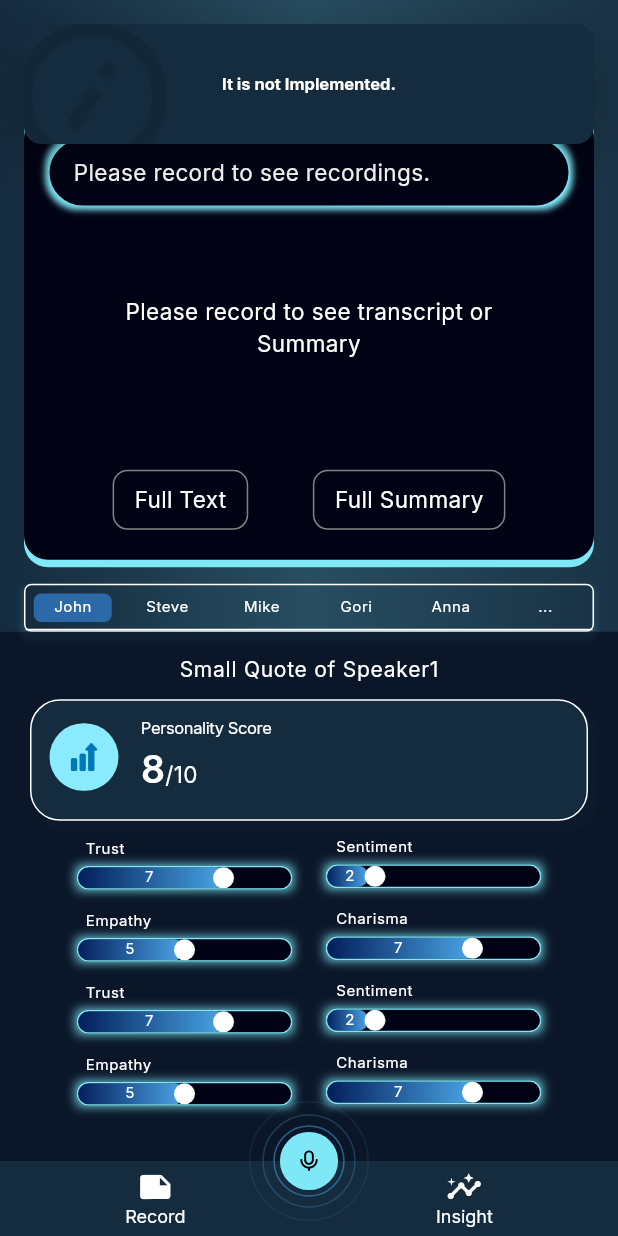
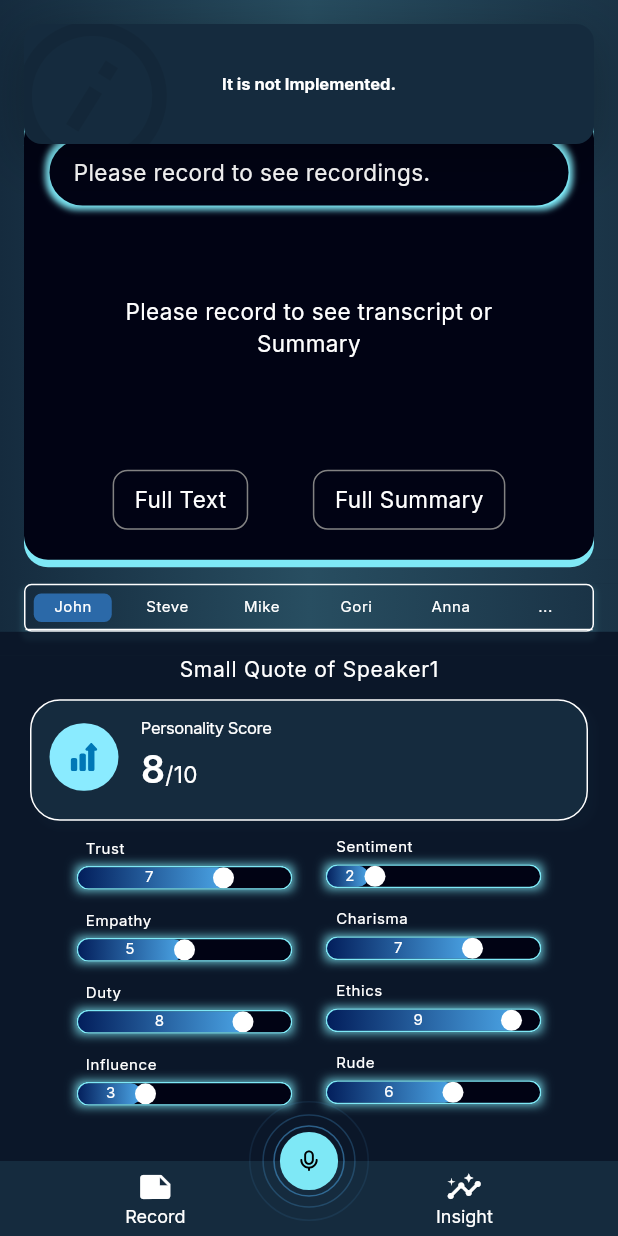
Before and after one commit to brb-dev/Personify, a Flutter app: the IndRecordScreen screen opened by its route, after a tap on "Record", on a phone screen of 412 x 824 dp. Run offline on Flutter 3.47's test engine with Material 3 defaults, Android fonts, the phone set to English and light mode, and no system bars; drawn by our look-alikes of top_snackbar_flutter; our stand-ins replace auto_route, cached_network_image, dartz, firebase_auth, firebase_core, firebase_remote_config and 8 more; missing offline and left inert: audio_waveforms, dart_openai, deepgram_speech_to_text; accounts and stored records are empty; network calls fail; project files that could hold a hidden picture were left out.

Commit message:
Code Refactoring

```diff
--- a/lib/application/ind_record/ind_record_bloc.dart
+++ b/lib/application/ind_record/ind_record_bloc.dart
@@ -52,6 +52,15 @@ class IndRecordBloc extends Bloc<IndRecordEvent, IndRecordState> {
         );
       },
       fetchTranscript: (value) async {
+        if (state.transcript.transcript.isNotEmpty) {
+          emit(
+            state.copyWith(
+              apiFailureOrSuccessOption: none(),
+              tappedButton: TappedButton.fullText,
+            ),
+          );
+          return;
+        }
         emit(
           state.copyWith(
             isTranscriptFetching: true,
@@ -80,11 +89,19 @@ class IndRecordBloc extends Bloc<IndRecordEvent, IndRecordState> {
                 tappedButton: TappedButton.fullText,
               ),
             );
-            add(const IndRecordEvent.fetchData());
           },
         );
       },
       fetchSummary: (value) async {
+        if (state.transcript.summary.isNotEmpty) {
+          emit(
+            state.copyWith(
+              apiFailureOrSuccessOption: none(),
+              tappedButton: TappedButton.fullSummary,
+            ),
+          );
+          return;
+        }
         emit(
           state.copyWith(
             isSummaryFetching: true,
--- a/lib/infrastructure/ind_record/dtos/transcript_dto.dart
+++ b/lib/infrastructure/ind_record/dtos/transcript_dto.dart
@@ -10,10 +10,9 @@ class TranscriptDto with _$TranscriptDto {
   const TranscriptDto._();
 
   const factory TranscriptDto({
-    @JsonKey(name: 'results', readValue: readTranscript, defaultValue: '')
+    @JsonKey(name: 'transcript', readValue: readTranscript, defaultValue: '')
     required String transcript,
-    @JsonKey(name: 'summary', readValue: readTranscript, defaultValue: '')
-    required String summary,
+    @JsonKey(name: 'summary', defaultValue: '') required String summary,
   }) = _TranscriptDto;
 
   Transcript toDomain() {
--- a/lib/infrastructure/ind_record/repository/ind_record_repository.dart
+++ b/lib/infrastructure/ind_record/repository/ind_record_repository.dart
@@ -47,6 +47,15 @@ class IndRecordRepository implements IIndRecordRepository {
     required File audioFile,
     required String datagrapApiKey,
   }) async {
+    if (config.appFlavor == Flavor.mock) {
+      try {
+        final record = await localDataSource.fetchTranscript();
+
+        return Right(record);
+      } catch (e) {
+        return Left(FailureHandler.handleFailure(e));
+      }
+    }
     try {
       final record = await remoteDataSource.fetchTranscript(
         audioFile: audioFile,
@@ -64,6 +73,15 @@ class IndRecordRepository implements IIndRecordRepository {
     required String transcript,
     required String opeAIApiKey,
   }) async {
+    if (config.appFlavor == Flavor.mock) {
+      try {
+        final record = await localDataSource.fetchSummary();
+
+        return Right(record);
+      } catch (e) {
+        return Left(FailureHandler.handleFailure(e));
+      }
+    }
     try {
       final summary = await remoteDataSource.fetchSummary(
         transcript: transcript,
--- /dev/null
+++ b/lib/presentation/core/constants/string_constant.dart
@@ -0,0 +1,22 @@
+abstract class StringConstants {
+  static const String appBarTitle = 'Chat about China';
+  static const String errorInFetchingSpeakerData =
+      'Error in fetching Speaker Data';
+  static const String dataIsGettingFetched = 'Data is getting fetched';
+  static const String noDataPresent = 'No Data Present';
+  static const String itIsNotImplemented = 'It is not Implemented.';
+  static const String record = 'Record';
+  static const String insight = 'Insight';
+  static const String pleaseRecord =
+      'Please record to see transcript or Summary';
+  static const String showMore = 'Show more';
+  static const String showLess = ' Show less';
+  static const String errorFetchingTranscript =
+      'Error in fetching Transcript from Datagram API';
+  static const String fullText = 'Full Text';
+  static const String fullSummary = 'Full Summary';
+  static const String pleaseRecordToSeeRecordings =
+      'Please record to see recordings.';
+  static const String personalityScore = 'Personality Score';
+  static const String smallQuote = 'Small Quote of Speaker1';
+}
--- a/lib/presentation/home/ind_record_screen.dart
+++ b/lib/presentation/home/ind_record_screen.dart
@@ -12,8 +12,10 @@ import '../../application/auth/auth_bloc.dart';
 import '../../application/core/player/player_bloc.dart' as player;
 import '../../application/ind_record/ind_record_bloc.dart';
 import '../../domain/ind_record/entities/ind_record_entity.dart';
+import '../../domain/ind_record/entities/speaker_details_entity.dart';
 import '../core/app_asset.dart';
-import '../core/constants.dart';
+import '../core/constants/constants.dart';
+import '../core/constants/string_constant.dart';
 import '../core/widgets/buttons/custom_icon_button.dart';
 import '../core/widgets/buttons/outline_gradient_button.dart';
 import '../core/widgets/custom_image_view.dart';
@@ -38,7 +40,7 @@ class IndRecordScreen extends StatelessWidget {
   Widget build(BuildContext context) {
     return Scaffold(
       appBar: AppBar(
-        title: const Text('Chat about China'),
+        title: const Text(StringConstants.appBarTitle),
         centerTitle: true,
         automaticallyImplyLeading: false,
         backgroundColor: Theme.of(context).colorScheme.onInverseSurface,
@@ -77,7 +79,7 @@ class IndRecordScreen extends StatelessWidget {
                     showTopSnackBar(
                       Overlay.of(context),
                       const CustomSnackBar.error(
-                        message: 'Error in fetching Speaker Data',
+                        message: StringConstants.errorInFetchingSpeakerData,
                       ),
                     );
                   },
@@ -90,7 +92,7 @@ class IndRecordScreen extends StatelessWidget {
             builder: (context, state) {
               return state.isFetching
                   ? const LoadingWidget(
-                      msg: 'Data is getting fetched',
+                      msg: StringConstants.dataIsGettingFetched,
                       icon: Icon(
                         Icons.person,
                       ),
@@ -104,7 +106,8 @@ class IndRecordScreen extends StatelessWidget {
                                   begin: Alignment.centerLeft,
                                   end: Alignment.centerRight,
                                   colors: Constants.linearGradientColorSet1(
-                                      context: context),
+                                    context: context,
+                                  ),
                                 ),
                               ),
                               height: 16,
@@ -121,22 +124,21 @@ class IndRecordScreen extends StatelessWidget {
                                 color: Theme.of(context)
                                     .primaryColor
                                     .withOpacity(0.5),
-                                child: const TabBarView(
-                                  children: [
-                                    _IndTabSection(),
-                                    _IndTabSection(),
-                                    _IndTabSection(),
-                                    _IndTabSection(),
-                                    _IndTabSection(),
-                                    _IndTabSection(),
-                                  ],
+                                child: TabBarView(
+                                  children: state.data.speakers
+                                      .map(
+                                        (e) => _IndTabSection(
+                                          speaker: e,
+                                        ),
+                                      )
+                                      .toList(),
                                 ),
                               ),
                             ),
                           ],
                         )
                       : const Center(
-                          child: Text('No Data Present'),
+                          child: Text(StringConstants.noDataPresent),
                         );
             },
           ),
@@ -157,11 +159,19 @@ class _FloatingActionButton extends StatelessWidget {
           previous.isRecording != current.isRecording,
       builder: (context, state) {
         return GestureDetector(
-          onTap: () => context.read<player.PlayerBloc>().add(
-                player.PlayerEvent.changeRecordingStatus(
-                  status: !state.isRecording,
-                ),
-              ),
+          onTap: () {
+            if (!state.isRecording) {
+              context.read<IndRecordBloc>().add(
+                    const IndRecordEvent.init(),
+                  );
+            }
+
+            context.read<player.PlayerBloc>().add(
+                  player.PlayerEvent.changeRecordingStatus(
+                    status: !state.isRecording,
+                  ),
+                );
+          },
           child: CustomImageView(
             imagePath:
                 state.isRecording ? AppAssets.stopIcon : AppAssets.mikeIcon,
@@ -179,7 +189,7 @@ class _BottomNav extends StatelessWidget {
         Overlay.of(context),
         CustomSnackBar.info(
           backgroundColor: Theme.of(context).colorScheme.scrim,
-          message: 'It is not Implemented.',
+          message: StringConstants.itIsNotImplemented,
           textStyle: Theme.of(context).textTheme.headlineLarge!,
         ),
       );
@@ -205,7 +215,7 @@ class _BottomNav extends StatelessWidget {
                 children: [
                   const Icon(Icons.note),
                   Text(
-                    'Record',
+                    StringConstants.record,
                     style: Theme.of(context).textTheme.headlineSmall,
                   ),
                 ],
@@ -217,7 +227,7 @@ class _BottomNav extends StatelessWidget {
                 children: [
                   const Icon(Icons.insights),
                   Text(
-                    'Insight',
+                    StringConstants.insight,
                     style: Theme.of(context).textTheme.headlineSmall,
                   ),
                 ],
--- a/lib/presentation/home/widgets/highlight_section.dart
+++ b/lib/presentation/home/widgets/highlight_section.dart
@@ -63,8 +63,8 @@ class _HighlightSection extends StatelessWidget {
                 trimLines: 2,
                 colorClickableText:
                     Theme.of(context).colorScheme.inversePrimary,
-                trimCollapsedText: 'Show more',
-                trimExpandedText: '...Show less',
+                trimCollapsedText: StringConstants.showMore,
+                trimExpandedText: StringConstants.showLess,
                 lessStyle: Theme.of(context).textTheme.labelMedium,
                 moreStyle: Theme.of(context).textTheme.labelMedium,
                 style: Theme.of(context).textTheme.headlineSmall,
--- a/lib/presentation/home/widgets/ind_tab_section.dart
+++ b/lib/presentation/home/widgets/ind_tab_section.dart
@@ -1,7 +1,12 @@
 part of '../ind_record_screen.dart';
 
 class _IndTabSection extends StatelessWidget {
-  const _IndTabSection({super.key});
+  const _IndTabSection({
+    super.key,
+    required this.speaker,
+  });
+
+  final SpeakerDetails speaker;
 
   @override
   Widget build(BuildContext context) {
@@ -12,10 +17,14 @@ class _IndTabSection extends StatelessWidget {
           left: 20,
           right: 20,
         ),
-        child: Column(
+        child: BlocBuilder<IndRecordBloc, IndRecordState>(
+            buildWhen: (previous, current) =>
+                previous.isFetching != current.isFetching,
+            builder: (context, state) {
+              return Column(
                 children: [
                   Text(
-              'Small Quote of Speaker1',
+                    StringConstants.smallQuote,
                     style: Theme.of(context).textTheme.labelMedium?.copyWith(
                           color: Theme.of(context).canvasColor,
                         ),
@@ -23,23 +32,26 @@ class _IndTabSection extends StatelessWidget {
                   const SizedBox(height: 10),
                   const _PersonalityScore(),
                   const SizedBox(height: 10),
-            for (var i = 0; i < _emotionData.length; i = i + 2)
+                  for (var i = 0;
+                      i < speaker.emotionMap.entries.length;
+                      i = i + 2)
                     _PersonalityRowItem(
-                data1: _emotionData[i],
-                data2:
-                    _emotionData.length % 2 != 0 && i == _emotionData.length - 1
+                      map1: speaker.emotionMap.entries.elementAt(i),
+                      map2: speaker.emotionMap.entries.length % 2 != 0 &&
+                              i == speaker.emotionMap.entries.length - 1
                           ? null
-                        : _emotionData[i + 1],
+                          : speaker.emotionMap.entries.elementAt(i + 1),
                     ),
-            ..._highlightData.map(
+                  ...speaker.highlightMap.entries.map(
                     (e) => _HighlightSection(
-                title: e.title,
-                answer: e.answer,
+                      title: e.key,
+                      answer: e.value,
                     ),
                   ),
                   const SizedBox(height: 20),
                 ],
-        ),
+              );
+            }),
       ),
     );
   }
@@ -47,11 +59,11 @@ class _IndTabSection extends StatelessWidget {
 
 class _PersonalityRowItem extends StatelessWidget {
   const _PersonalityRowItem({
-    required this.data1,
-    this.data2,
+    required this.map1,
+    this.map2,
   });
-  final _Data data1;
-  final _Data? data2;
+  final MapEntry map1;
+  final MapEntry? map2;
   @override
   Widget build(BuildContext context) {
     return Column(
@@ -60,13 +72,13 @@ class _PersonalityRowItem extends StatelessWidget {
           mainAxisAlignment: MainAxisAlignment.center,
           children: [
             _EmotionIndicator(
-              title: data1.title,
-              rating: data1.rating,
+              title: map1.key,
+              rating: map1.value,
             ),
-            data2 != null
+            map2 != null
                 ? _EmotionIndicator(
-                    title: data2!.title,
-                    rating: data2!.rating,
+                    title: map2!.key,
+                    rating: map2!.value,
                     isLeft: false,
                   )
                 : Container(
@@ -82,52 +94,3 @@ class _PersonalityRowItem extends StatelessWidget {
     );
   }
 }
-
-List<_Data> get _emotionData => [
-      _Data(title: 'Trust', rating: '7'),
-      _Data(title: 'Sentiment', rating: '2'),
-      _Data(title: 'Empathy', rating: '5'),
-      _Data(title: 'Charisma', rating: '7'),
-      _Data(title: 'Trust', rating: '7'),
-      _Data(title: 'Sentiment', rating: '2'),
-      _Data(title: 'Empathy', rating: '5'),
-      _Data(title: 'Charisma', rating: '7'),
-    ];
-
-class _Data {
-  final String title;
-  final String rating;
-  _Data({
-    required this.title,
-    required this.rating,
-  });
-}
-
-List<_HighlightData> get _highlightData => [
-      _HighlightData(
-        title: 'Quotes reflecting attitude towards me',
-        answer: 'Quotes: here will be a set of quotes',
-      ),
-      _HighlightData(
-        title: 'Conclusion',
-        answer:
-            'First, speaker mentioned he keeps a healthy lifestyle, but he likes alcohol as well as well asss',
-      ),
-      _HighlightData(
-        title: 'Favorite topics and interests',
-        answer: 'Sport. Speaker mentioned he likes a golf...',
-      ),
-      _HighlightData(
-          title: 'Least favorite topics',
-          answer:
-              'First, speaker mentioned he keeps a healthy lifestyle, but he likes alcohol as well...'),
-    ];
-
-class _HighlightData {
-  final String title;
-  final String answer;
-  _HighlightData({
-    required this.title,
-    required this.answer,
-  });
-}
--- a/lib/presentation/home/widgets/personality_score.dart
+++ b/lib/presentation/home/widgets/personality_score.dart
@@ -53,7 +53,7 @@ class _PersonalityScore extends StatelessWidget {
               crossAxisAlignment: CrossAxisAlignment.start,
               children: [
                 Text(
-                  "Personality Score",
+                  StringConstants.personalityScore,
                   style: Theme.of(context).textTheme.displayLarge,
                 ),
                 const SizedBox(height: 4),
--- a/lib/presentation/home/widgets/personality_score_result.dart
+++ b/lib/presentation/home/widgets/personality_score_result.dart
@@ -58,6 +58,7 @@ class _PersonalityScoreResultState extends State<_PersonalityScoreResult>
           ),
           textAlign: TextAlign.left,
         );
-        });
+      },
+    );
   }
 }
--- a/lib/presentation/home/widgets/play_audio.dart
+++ b/lib/presentation/home/widgets/play_audio.dart
@@ -181,7 +181,7 @@ class _PlayAudioState extends State<_PlayAudio> {
                                 right: 16,
                               ),
                               child: const Text(
-                                'Please record to see recordings.',
+                                StringConstants.pleaseRecordToSeeRecordings,
                                 textAlign: TextAlign.center,
                               ),
                             )
--- a/lib/presentation/home/widgets/tab_bar_section.dart
+++ b/lib/presentation/home/widgets/tab_bar_section.dart
@@ -46,7 +46,11 @@ class _TabBarSection extends StatelessWidget {
               ),
             ],
           ),
-          child: TabBar(
+          child: BlocBuilder<IndRecordBloc, IndRecordState>(
+            buildWhen: (previous, current) =>
+                previous.isFetching != current.isFetching,
+            builder: (context, state) {
+              return TabBar(
                 labelPadding: EdgeInsets.zero,
                 labelColor: Theme.of(context).canvasColor,
                 labelStyle: Theme.of(context).textTheme.bodySmall,
@@ -62,21 +66,20 @@ class _TabBarSection extends StatelessWidget {
                   ),
                 ),
                 indicatorSize: TabBarIndicatorSize.tab,
-            tabs: _speakerNames
+                tabs: state.data.speakers
                     .map(
                       (e) => Tab(
                         child: Text(
-                      e,
+                          e.displayName,
                         ),
                       ),
                     )
                     .toList(),
+              );
+            },
           ),
         ),
       ),
     );
   }
 }
-
-List<String> get _speakerNames =>
-    ['John', 'Steve', 'Mike', 'Gori', 'Anna', '...'];
--- a/lib/presentation/home/widgets/transcript_button.dart
+++ b/lib/presentation/home/widgets/transcript_button.dart
@@ -10,14 +10,24 @@ class _TranscriptButton extends StatelessWidget {
   Widget build(BuildContext context) {
     return BlocBuilder<IndRecordBloc, IndRecordState>(
       buildWhen: (previous, current) =>
-          previous.transcript.transcript != current.transcript.transcript,
+          previous.transcript.transcript != current.transcript.transcript ||
+          previous.transcript.summary != current.transcript.summary ||
+          previous.tappedButton != current.tappedButton,
       builder: (context, state) {
         return ElevatedButton(
           style: Theme.of(context).elevatedButtonTheme.style?.copyWith(
             side: MaterialStateProperty.resolveWith<BorderSide>(
               (_) {
                 return BorderSide(
-                  color: _borderColor(context: context, state: state),
+                  color: state.tappedButton == TappedButton.fullSummary &&
+                          !isFullText
+                      ? Theme.of(context).colorScheme.secondary
+                      : state.tappedButton == TappedButton.fullText &&
+                              isFullText
+                          ? Theme.of(context).colorScheme.secondary
+                          : state.tappedButton == TappedButton.none
+                              ? Theme.of(context).colorScheme.background
+                              : Theme.of(context).canvasColor,
                 );
               },
             ),
@@ -30,11 +40,11 @@ class _TranscriptButton extends StatelessWidget {
             ),
           ),
           onPressed: state.transcript.transcript.isEmpty ||
-                  state.transcript.summary.isEmpty
+                  state.isFetchingTranscriptOrSummary
               ? null
               : () => _handleButtonClick(context: context),
           child: Text(
-            isFullText ? 'Full Text' : 'Full Summary',
+            isFullText ? StringConstants.fullText : StringConstants.fullSummary,
             style: Theme.of(context).textTheme.bodyMedium,
           ),
         );
@@ -44,25 +54,19 @@ class _TranscriptButton extends StatelessWidget {
 
   void _handleButtonClick({required BuildContext context}) {
     if (isFullText) {
+      context.read<IndRecordBloc>().add(
+            IndRecordEvent.fetchTranscript(
+              datagramApiKey:
+                  context.read<AuthBloc>().state.user?.datagramKey ?? '',
+            ),
+          );
     } else {
-      context.read<IndRecordBloc>().add(IndRecordEvent.fetchSummary(
-          openAiApiKey: context.read<AuthBloc>().state.user?.openAIKey ?? ''));
+      context.read<IndRecordBloc>().add(
+            IndRecordEvent.fetchSummary(
+              openAiApiKey:
+                  context.read<AuthBloc>().state.user?.openAIKey ?? '',
+            ),
+          );
     }
   }
-
-  Color _borderColor({
-    required BuildContext context,
-    required IndRecordState state,
-  }) =>
-      isFullText
-          ? state.isFullTextTapped
-              ? Theme.of(context).colorScheme.secondary
-              : state.transcript.transcript.isEmpty
-                  ? Theme.of(context).colorScheme.background
-                  : Theme.of(context).canvasColor
-          : state.isFullSummaryTapped
-              ? Theme.of(context).colorScheme.secondary
-              : state.transcript.summary.isEmpty
-                  ? Theme.of(context).colorScheme.background
-                  : Theme.of(context).canvasColor;
 }
--- a/lib/presentation/home/widgets/transcript_section.dart
+++ b/lib/presentation/home/widgets/transcript_section.dart
@@ -7,7 +7,7 @@ class _TranscriptSection extends StatelessWidget {
     final width = MediaQuery.of(context).size.width;
     final a = width * 0.09;
     print('Width===>$width');
-    print('Length===>${_text.length}');
+    //print('Length===>${_text.length}');
     return Container(
       height: MediaQuery.of(context).size.height * 0.3 + 70,
       decoration: BoxDecoration(
@@ -66,9 +66,6 @@ class _TranscriptSection extends StatelessWidget {
     );
   }
 
-  String get _text =>
-      'Business partners discussed issues of supply disruptions from China. Ultimately they decided to find another supplier.Business partners discussed issues of supply disruptions from China. Ultimately they decided to find another supplier.Business partners discussed issues of supply disruptions from China. Ultimately they decided to find another supplier.Business partners discussed issues of supply disruptions from China. Ultimately they decided to find another supplier.Business partners discussed issues of supply disruptions from China. Ultimately they decided to find another supplier.Business partners discussed issues of supply disruptions from China. Ultimately they decided to find another supplier.Business partners discussed issues of supply disruptions from China. Ultimately they decided to find another supplier.Business partners discussed issues of supply disruptions from China. Ultimately they decided to find another supplier.';
-
   List<BoxShadow> _boxShadow({required BuildContext context}) => [
         BoxShadow(
           color: Theme.of(context).colorScheme.inversePrimary,
--- a/lib/presentation/home/widgets/transcript_text_widget.dart
+++ b/lib/presentation/home/widgets/transcript_text_widget.dart
@@ -16,7 +16,7 @@ class _TranscriptTextWidget extends StatelessWidget {
               showTopSnackBar(
                 Overlay.of(context),
                 const CustomSnackBar.error(
-                  message: 'Error in fetching Transcript from Datagram API',
+                  message: StringConstants.errorFetchingTranscript,
                 ),
               );
             },
@@ -26,7 +26,8 @@ class _TranscriptTextWidget extends StatelessWidget {
       },
       buildWhen: (previous, current) =>
           previous.isTranscriptFetching != current.isTranscriptFetching ||
-          previous.isSummaryFetching != current.isSummaryFetching,
+          previous.isSummaryFetching != current.isSummaryFetching ||
+          previous.tappedButton != current.tappedButton,
       builder: (context, state) {
         return Expanded(
           child: SizedBox(
@@ -41,7 +42,7 @@ class _TranscriptTextWidget extends StatelessWidget {
                 : state.transcript.transcript.isEmpty
                     ? const Center(
                         child: Text(
-                          'Please record to see transcript or Summary',
+                          StringConstants.pleaseRecord,
                           textAlign: TextAlign.center,
                         ),
                       )
@@ -76,8 +77,8 @@ class _ShowTranscriptOrSummary extends StatelessWidget {
       trimMode: TrimMode.Line,
       trimLines: 4,
       colorClickableText: Theme.of(context).colorScheme.inversePrimary,
-      trimCollapsedText: 'Show more',
-      trimExpandedText: ' Show less',
+      trimCollapsedText: StringConstants.showMore,
+      trimExpandedText: StringConstants.showLess,
       lessStyle: TextStyle(
         fontSize: 14,
         fontWeight: FontWeight.bold,
```
Also changed, not shown: lib/infrastructure/ind_record/dtos/transcript_dto.freezed.dart, lib/infrastructure/ind_record/dtos/transcript_dto.g.dart, lib/presentation/core/constants/constants.dart (renamed from lib/presentation/core/constants.dart). Lines whose indentation alone changed are shown as unchanged.
